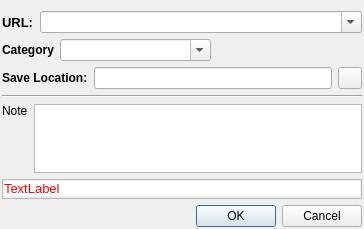
Before: the Qt Designer form REXLoader/addtaskdialog.ui in RA9OAJ/rexloader, drawn with Qt 5.
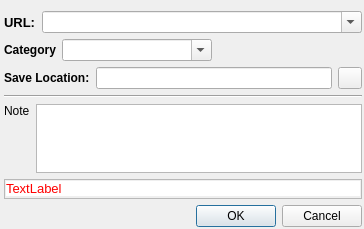
After: the same form once the commit is applied.

Commit message: Промежуточная фиксация.

Patch:
```diff
--- a/REXLoader/addtaskdialog.ui
+++ b/REXLoader/addtaskdialog.ui
@@ -15,7 +15,7 @@
   </property>
   <layout class="QVBoxLayout" name="verticalLayout_3">
    <property name="leftMargin">
-    <number>2</number>
+    <number>4</number>
    </property>
    <property name="rightMargin">
     <number>2</number>
```
Left out of the diff: 4 changed lines with no effect on the pictures. The commit also changes 1 other file.
